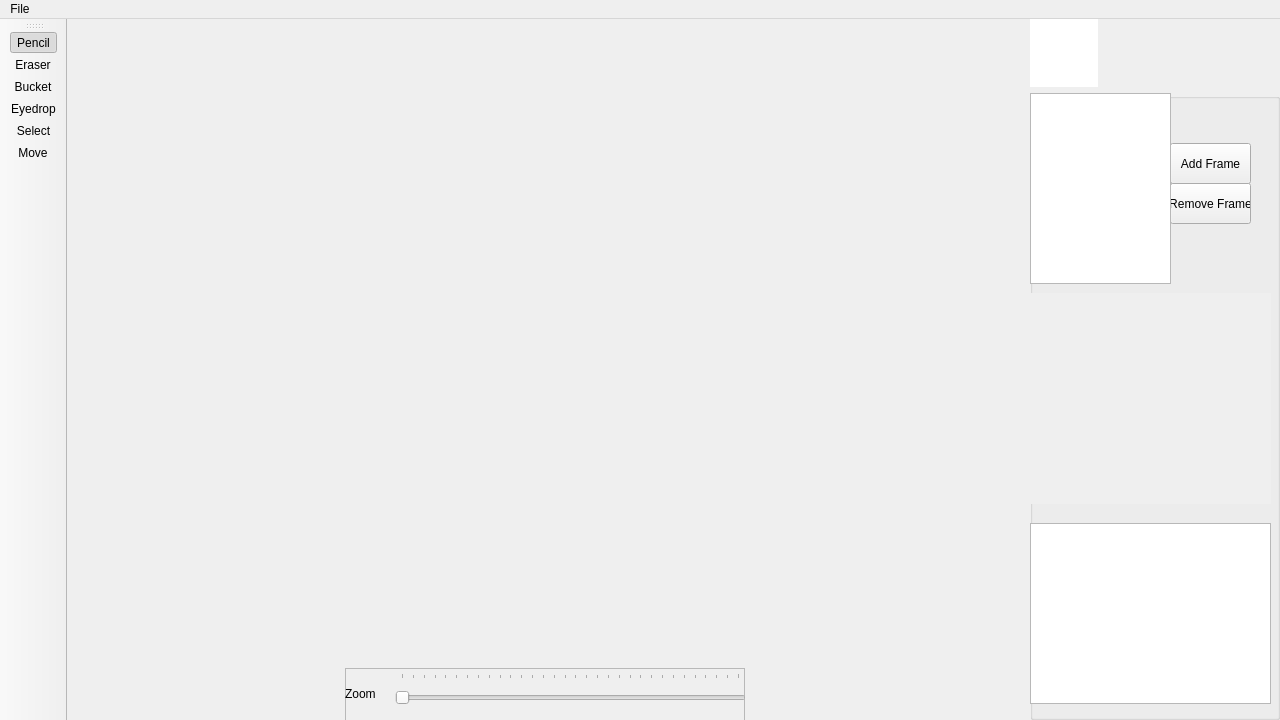
This is view.ui in Kalean75/Sprite_Editor as Qt 5 draws it before an edit. The edited form follows.
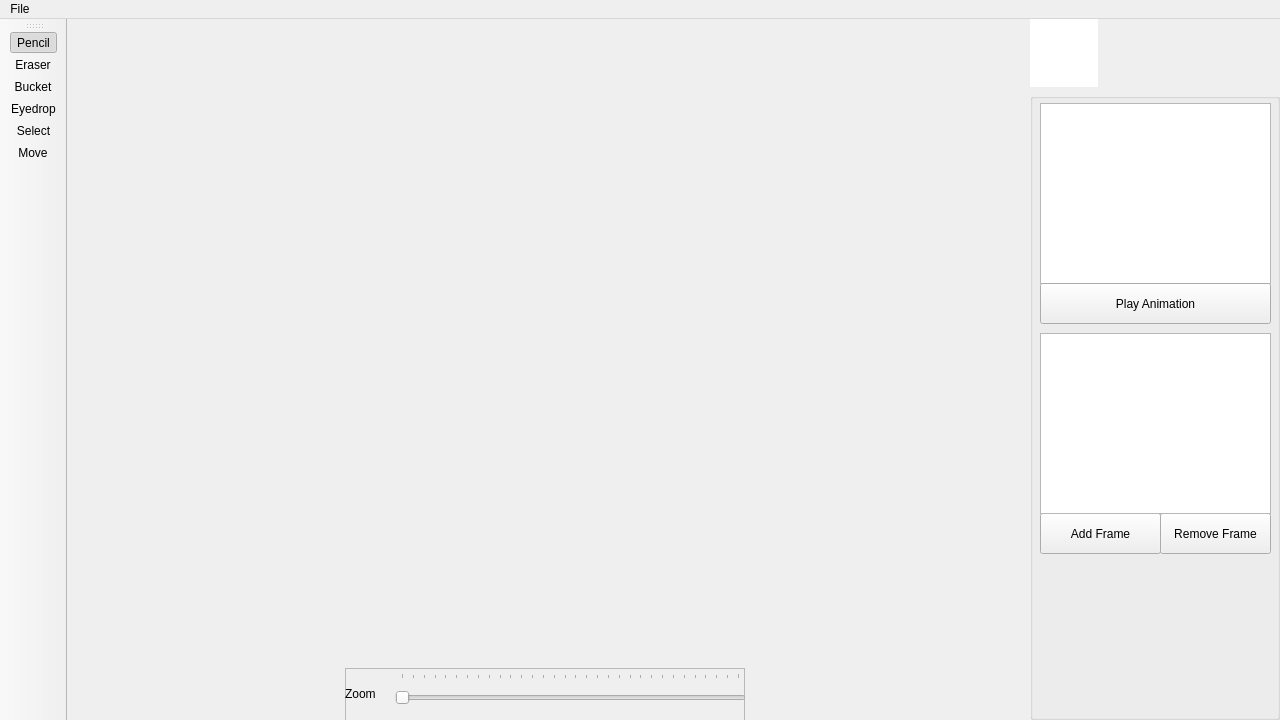
This is the edited form. Icons and pictures are not drawn.

Commit message: UI improvements. Changing colors works now.

What changed in the file:
```diff
--- a/view.ui
+++ b/view.ui
@@ -269,9 +269,9 @@
         <widget class="QPushButton" name="removeFrameButton">
          <property name="geometry">
           <rect>
-           <x>140</x>
-           <y>90</y>
-           <width>81</width>
+           <x>130</x>
+           <y>420</y>
+           <width>111</width>
            <height>41</height>
           </rect>
          </property>
@@ -291,9 +291,9 @@
         <widget class="QPushButton" name="addFrameButton">
          <property name="geometry">
           <rect>
-           <x>140</x>
-           <y>50</y>
-           <width>81</width>
+           <x>10</x>
+           <y>420</y>
+           <width>121</width>
            <height>41</height>
           </rect>
          </property>
@@ -304,10 +304,10 @@
         <widget class="QListWidget" name="frameslist">
          <property name="geometry">
           <rect>
-           <x>0</x>
-           <y>0</y>
-           <width>141</width>
-           <height>191</height>
+           <x>10</x>
+           <y>240</y>
+           <width>231</width>
+           <height>181</height>
           </rect>
          </property>
          <property name="sizePolicy">
@@ -317,32 +317,29 @@
           </sizepolicy>
          </property>
         </widget>
-        <widget class="QLabel" name="framePreview">
-         <property name="geometry">
-          <rect>
-           <x>0</x>
-           <y>200</y>
-           <width>241</width>
-           <height>211</height>
-          </rect>
-         </property>
-         <property name="autoFillBackground">
-          <bool>true</bool>
-         </property>
-         <property name="text">
-          <string/>
-         </property>
-        </widget>
         <widget class="QGraphicsView" name="preview">
          <property name="geometry">
           <rect>
-           <x>0</x>
-           <y>430</y>
-           <width>241</width>
+           <x>10</x>
+           <y>10</y>
+           <width>231</width>
            <height>181</height>
           </rect>
          </property>
         </widget>
+        <widget class="QPushButton" name="pushButton">
+         <property name="geometry">
+          <rect>
+           <x>10</x>
+           <y>190</y>
+           <width>231</width>
+           <height>41</height>
+          </rect>
+         </property>
+         <property name="text">
+          <string>Play Animation</string>
+         </property>
+        </widget>
        </widget>
       </item>
      </layout>
```
Left out of the diff: 14 changed lines with no effect on the pictures. The commit also changes 3 other files.
